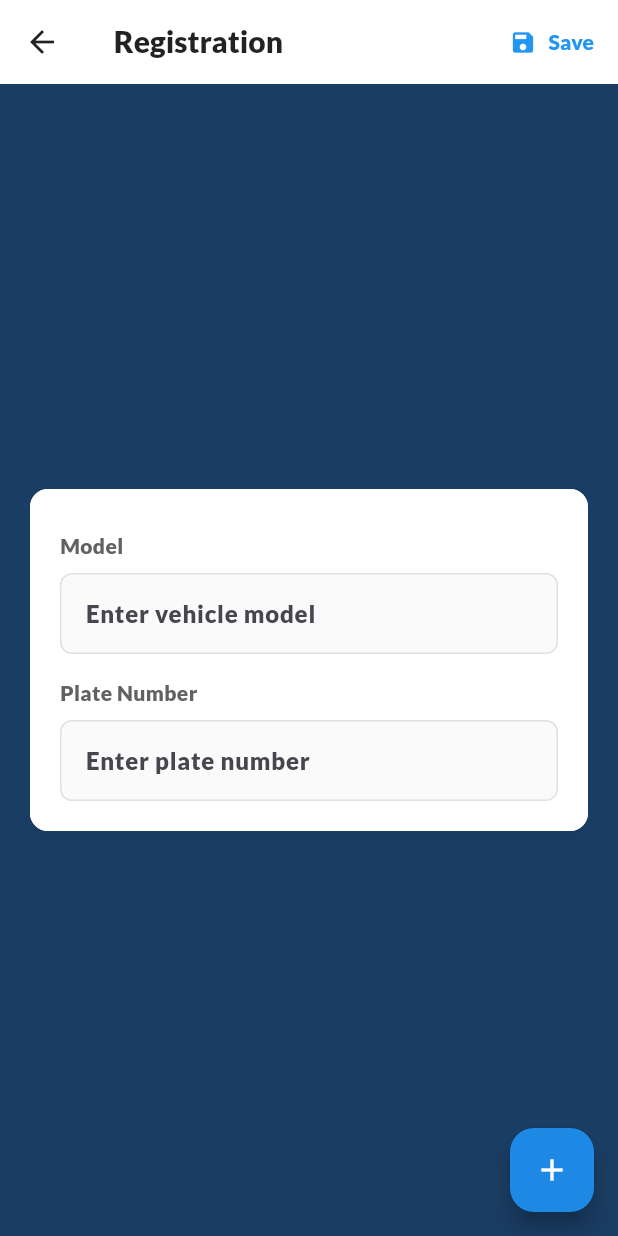
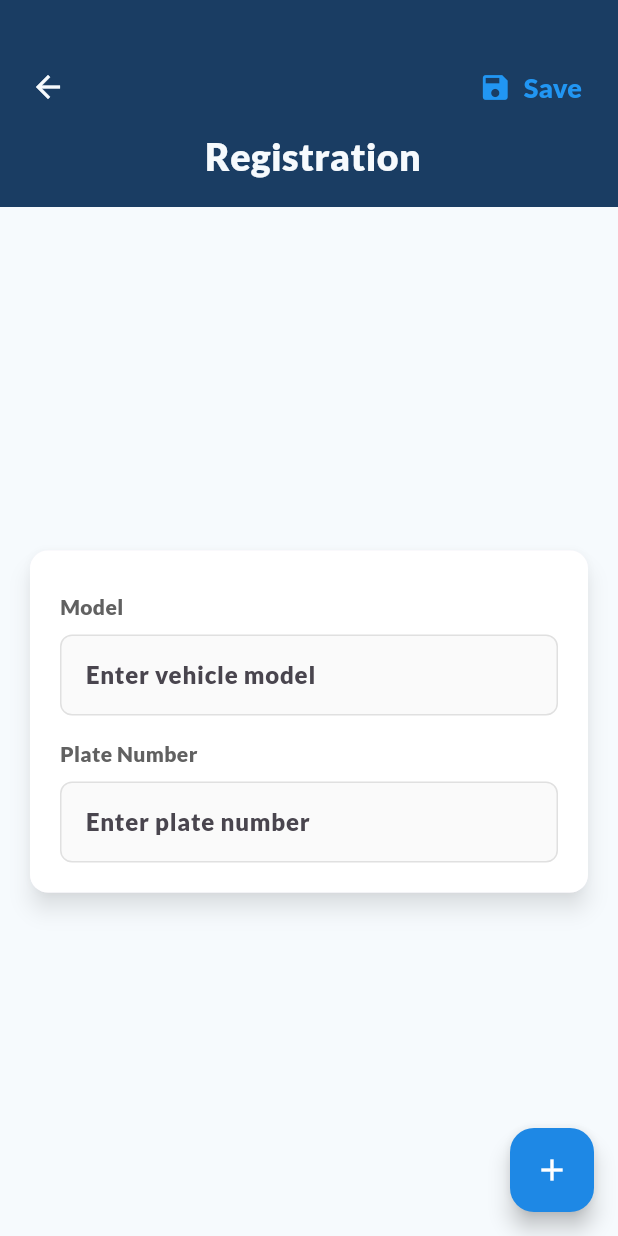
Before and after one commit to kurt-arpilleda/CARE, a Flutter app: the VehicleRegisterScreen screen opened directly with empty values, on a phone screen of 412 x 824 dp. Run offline on Flutter 3.47's test engine with Material 3 defaults, Android fonts, the phone set to English and light mode, and no system bars; our stand-ins replace flutter_secure_storage, fluttertoast, google_sign_in, image_picker, open_file, package_info_plus and 3 more; accounts and stored records are empty.

Commit message:
Seek First the Kingdom of God

```diff
--- a/lib/vehicle/vehicleRegister.dart
+++ b/lib/vehicle/vehicleRegister.dart
@@ -87,9 +87,7 @@ class _VehicleRegisterScreenState extends State<VehicleRegisterScreen> {
 
     try {
       final token = await _apiService.getAuthToken();
-      if (token == null) {
-        throw Exception("No auth token found");
-      }
+      if (token == null) throw Exception("No auth token found");
 
       final response = await _apiService.addVehicles(
         token: token,
@@ -135,7 +133,7 @@ class _VehicleRegisterScreenState extends State<VehicleRegisterScreen> {
   @override
   Widget build(BuildContext context) {
     return Scaffold(
-      backgroundColor: const Color(0xFF1A3D63),
+      backgroundColor: const Color(0xFFF6FAFD),
       floatingActionButton: FloatingActionButton(
         onPressed: () {
           setState(() {
@@ -152,29 +150,26 @@ class _VehicleRegisterScreenState extends State<VehicleRegisterScreen> {
         backgroundColor: Colors.blue[600],
         child: const Icon(Icons.add, color: Colors.white),
       ),
-      body: CustomScrollView(
-        slivers: [
-          SliverAppBar(
-            backgroundColor: Colors.white,
-            elevation: 2,
-            pinned: true,
-            leading: IconButton(
-              icon: const Icon(Icons.arrow_back, color: Colors.black87),
+      body: Column(
+        children: [
+          // Static header
+          Container(
+            color: Color(0xFF1A3D63),
+            padding: const EdgeInsets.only(top: 30),
+            child: Column(
+              children: [
+                Padding(
+                  padding: const EdgeInsets.symmetric(horizontal: 8.0, vertical: 4),
+                  child: Row(
+                    mainAxisAlignment: MainAxisAlignment.spaceBetween,
+                    children: [
+                      IconButton(
+                        icon: const Icon(Icons.arrow_back, color: Color(0xFFF6FAFD)),
                         onPressed: () => Navigator.of(context).pop(),
                       ),
-            title: Text(
-              '${widget.vehicleType} Registration',
-              style: const TextStyle(
-                color: Colors.black87,
-                fontWeight: FontWeight.w600,
-                fontSize: 20,
-              ),
-            ),
-            actions: [
                       _isSaving
                           ? const Padding(
-                padding: EdgeInsets.symmetric(horizontal: 16.0),
-                child: Center(
+                        padding: EdgeInsets.only(right: 12.0),
                         child: SizedBox(
                           width: 20,
                           height: 20,
@@ -183,18 +178,43 @@ class _VehicleRegisterScreenState extends State<VehicleRegisterScreen> {
                             color: Colors.blue,
                           ),
                         ),
-                ),
                       )
                           : TextButton.icon(
-                icon: const Icon(Icons.save, color: Colors.blue),
+                        icon: const Icon(Icons.save, color: Colors.blue, size: 22),
                         label: const Text(
                           'Save',
-                  style: TextStyle(color: Colors.blue),
+                          style: TextStyle(
+                            color: Colors.blue,
+                            fontSize: 18,
+                            fontWeight: FontWeight.w600,
+                          ),
                         ),
                         onPressed: _saveVehicles,
+                      )
+                    ],
+                  ),
+                ),
+                // Row 2: Title
+                Center(
+                  child: Padding(
+                    padding: const EdgeInsets.only(bottom: 16.0),
+                    child: Text(
+                      '${widget.vehicleType} Registration',
+                      style: const TextStyle(
+                        color: Color(0xFFF6FAFD),
+                        fontWeight: FontWeight.w600,
+                        fontSize: 25,
+                      ),
+                    ),
+                  ),
                 ),
               ],
             ),
+          ),
+          // Scrollable content
+          Expanded(
+            child: CustomScrollView(
+              slivers: [
                 if (vehicles.length == 1)
                   SliverFillRemaining(
                     hasScrollBody: false,
@@ -222,8 +242,11 @@ class _VehicleRegisterScreenState extends State<VehicleRegisterScreen> {
                       ),
                     ),
                   ),
-          SliverToBoxAdapter(
+                const SliverToBoxAdapter(
                   child: SizedBox(height: 80),
+                ),
+              ],
+            ),
           ),
         ],
       ),
@@ -233,11 +256,11 @@ class _VehicleRegisterScreenState extends State<VehicleRegisterScreen> {
   Widget _buildVehicleCard(int index) {
     final vehicle = vehicles[index];
     return Card(
-      elevation: 4,
+      elevation: 6,
       shape: RoundedRectangleBorder(
         borderRadius: BorderRadius.circular(12),
       ),
-      shadowColor: Colors.black.withOpacity(0.1),
+      shadowColor: Colors.black.withOpacity(0.5),
       child: Container(
         width: double.infinity,
         decoration: BoxDecoration(
@@ -265,7 +288,7 @@ class _VehicleRegisterScreenState extends State<VehicleRegisterScreen> {
                         ),
                       ),
                     ),
-                  const SizedBox(height: 8),  // Added some spacing instead of the title
+                  const SizedBox(height: 8),
                   Text(
                     'Model',
                     style: TextStyle(
```
Lines whose indentation alone changed are shown as unchanged.
